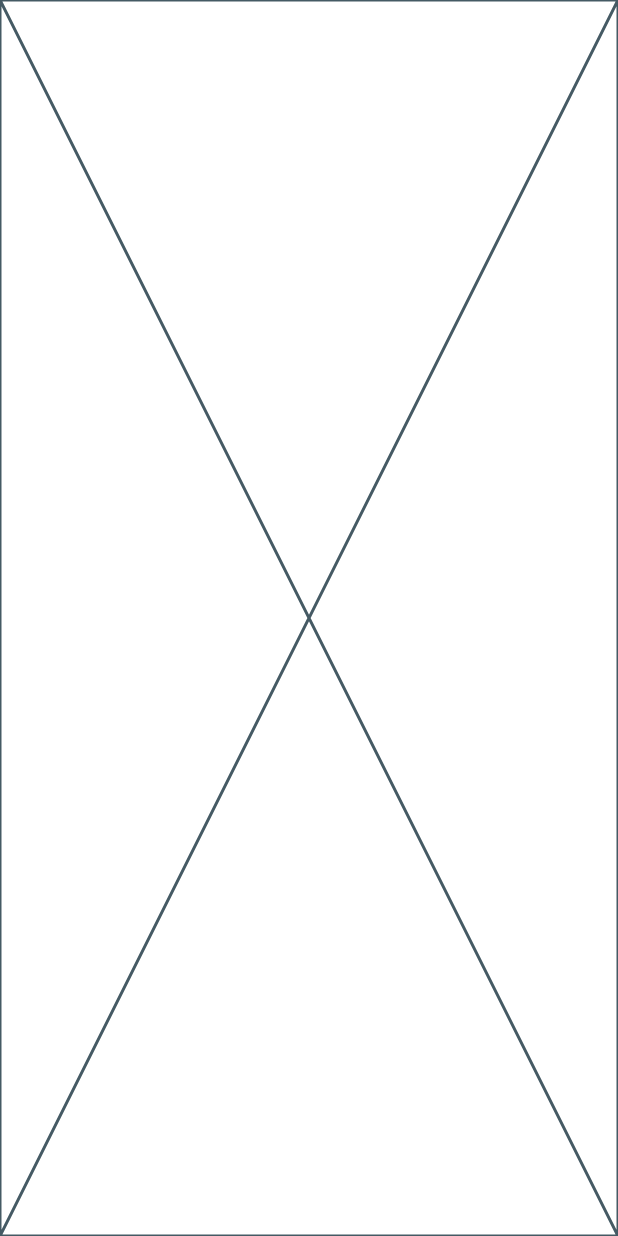
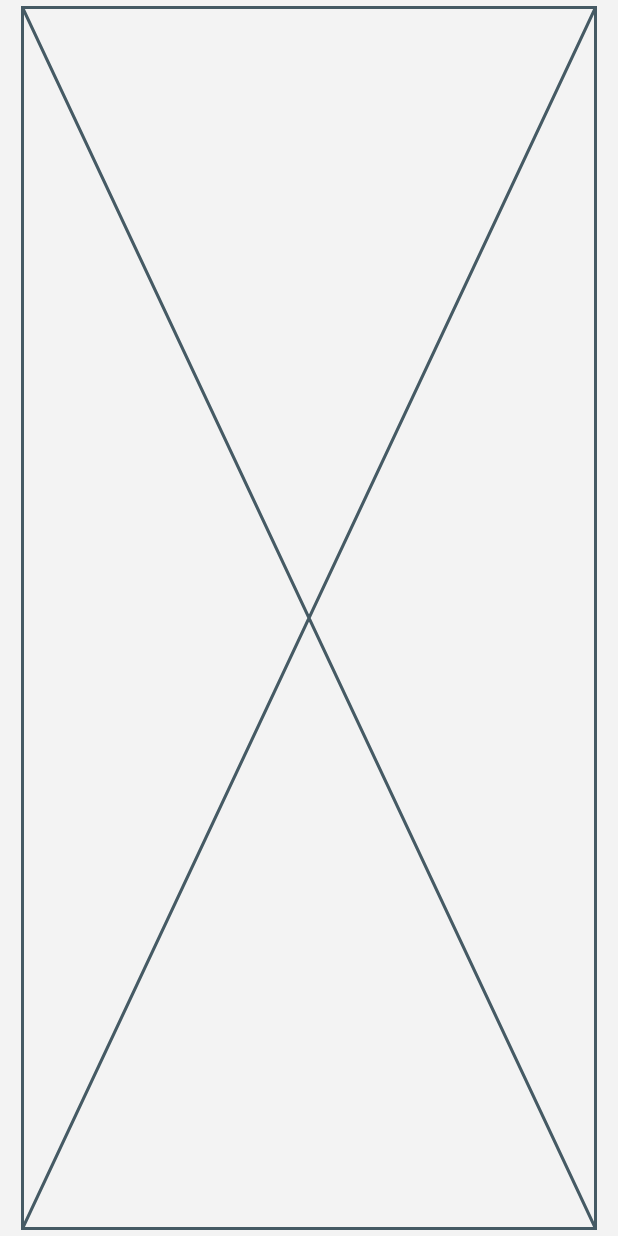
Before and after one commit to carlosparra1998/flutter_full_layout, a Flutter app: the screen it shows after launch, on a phone screen of 412 x 824 dp. Run offline on Flutter 3.47's test engine with Material 3 defaults, Android fonts, the phone set to English and light mode, and no system bars; our stand-ins replace dio, flutter_bloc, flutter_dotenv, get, sizer; missing offline and left inert: flag.

Commit message:
set base ui

```diff
--- /dev/null
+++ b/full_layout/template/lib/app/style/app_colors.dart
@@ -0,0 +1,13 @@
+import 'package:flutter/material.dart';
+
+class AppColors {
+  static Color white = Colors.white;
+  static Color backgroundColor = Color.fromARGB(255, 243, 243, 243);
+  static Color black = Colors.black;
+  static Color grey = Colors.grey;
+  static Color greyObscure = const Color.fromARGB(255, 95, 95, 95);
+  static Color red = Color.fromARGB(255, 251, 85, 70);
+  static Color green = Color(0xFFC8E6C9);
+  static Color yellow = Color(0xFFFFF9C4);
+  static Color greenObscure = Color.fromARGB(255, 11, 152, 16);
+}
--- /dev/null
+++ b/full_layout/template/lib/app/values/constants.dart
@@ -0,0 +1,4 @@
+class Constants {
+  static double paddingHorizontal = 15;
+  static double paddingVertical = 5;
+}
--- a/full_layout/template/lib/app/views/login/login_view.dart
+++ b/full_layout/template/lib/app/views/login/login_view.dart
@@ -1,4 +1,5 @@
 import 'package:flutter/material.dart';
+import 'package:full_layout_base/app/widgets/app_view.dart';
 
 class LoginView extends StatefulWidget {
   const LoginView({super.key});
@@ -10,6 +11,6 @@ class LoginView extends StatefulWidget {
 class _LoginViewState extends State<LoginView> {
   @override
   Widget build(BuildContext context) {
-    return const Placeholder();
+    return AppView(content: Placeholder());
   }
 }
--- a/full_layout/template/lib/app/views/splash/splash_view.dart
+++ b/full_layout/template/lib/app/views/splash/splash_view.dart
@@ -1,4 +1,5 @@
 import 'package:flutter/material.dart';
+import 'package:full_layout_base/app/widgets/app_view.dart';
 
 class SplashView extends StatefulWidget {
   const SplashView({super.key});
@@ -10,6 +11,6 @@ class SplashView extends StatefulWidget {
 class _SplashViewState extends State<SplashView> {
   @override
   Widget build(BuildContext context) {
-    return const Placeholder();
+    return AppView(content: Placeholder());
   }
 }
--- /dev/null
+++ b/full_layout/template/lib/app/widgets/app_view.dart
@@ -0,0 +1,106 @@
+import 'package:flutter/material.dart';
+import 'package:full_layout_base/app/extensions/num.dart';
+import 'package:full_layout_base/app/widgets/app_icon.dart';
+import 'package:sizer/sizer.dart';
+import 'package:full_layout_base/app/style/app_colors.dart';
+import 'package:full_layout_base/app/values/constants.dart';
+
+class AppView extends StatefulWidget {
+  final Widget content;
+  final List<Widget> appBarWidgets;
+  final IconData? floatingIcon;
+  final Color? backgroundColor;
+  final Key? floatingKey;
+  final Function()? onFloatingPressed;
+
+  const AppView({
+    required this.content,
+    this.appBarWidgets = const [],
+    this.floatingIcon,
+    this.onFloatingPressed,
+    this.backgroundColor,
+    this.floatingKey,
+    super.key,
+  });
+
+  @override
+  State<AppView> createState() => _AppViewState();
+}
+
+class _AppViewState extends State<AppView> {
+  @override
+  Widget build(BuildContext context) {
+    return Scaffold(
+      backgroundColor: AppColors.green,
+      body: SafeArea(
+        child: Center(
+          child: Container(
+            color: widget.backgroundColor ?? AppColors.backgroundColor,
+            child: Column(
+              children: <Widget>[
+                if (widget.appBarWidgets.isNotEmpty)
+                  SizedBox(
+                    height: 10.h.responsive(largeSize: 7.h),
+                    child: appBar(),
+                  ),
+                Expanded(
+                  child: Padding(
+                    padding: EdgeInsets.symmetric(
+                      vertical: Constants.paddingVertical,
+                      horizontal: Constants.paddingHorizontal,
+                    ),
+                    child: widget.content,
+                  ),
+                ),
+              ],
+            ),
+          ),
+        ),
+      ),
+      floatingActionButton: floatingButton(),
+    );
+  }
+
+  Widget appBar() {
+    return Material(
+      elevation: 2,
+      borderRadius: BorderRadius.only(
+        bottomLeft: Radius.circular(20),
+        bottomRight: Radius.circular(20),
+      ),
+      child: Container(
+        decoration: BoxDecoration(
+          color: AppColors.green,
+          borderRadius: BorderRadius.only(
+            bottomLeft: Radius.circular(20),
+            bottomRight: Radius.circular(20),
+          ),
+        ),
+        child: Padding(
+          padding: EdgeInsets.symmetric(
+            horizontal: Constants.paddingHorizontal * 1.5,
+          ),
+          child: Row(
+            mainAxisAlignment: MainAxisAlignment.spaceBetween,
+            children: widget.appBarWidgets,
+          ),
+        ),
+      ),
+    );
+  }
+
+  Widget? floatingButton() {
+    return widget.floatingIcon == null
+        ? null
+        : FloatingActionButton(
+            key: widget.floatingKey,
+            elevation: 2,
+            onPressed: widget.onFloatingPressed,
+            backgroundColor: AppColors.green,
+            child: AppIcon(
+              widget.floatingIcon!,
+              size: 30.responsive(largeSize: 40),
+            ),
+          );
+  }
+}
```
Also changed, not shown: full_layout/template/lib/app/style/app_text_styles.dart (added, +10 -0 lines), full_layout/template/lib/app/widgets/app_button.dart (added, +50 -0 lines), full_layout/template/lib/app/widgets/app_icon.dart (added, +25 -0 lines), full_layout/template/lib/app/widgets/app_text_field.dart (added, +46 -0 lines), 5 other files.
